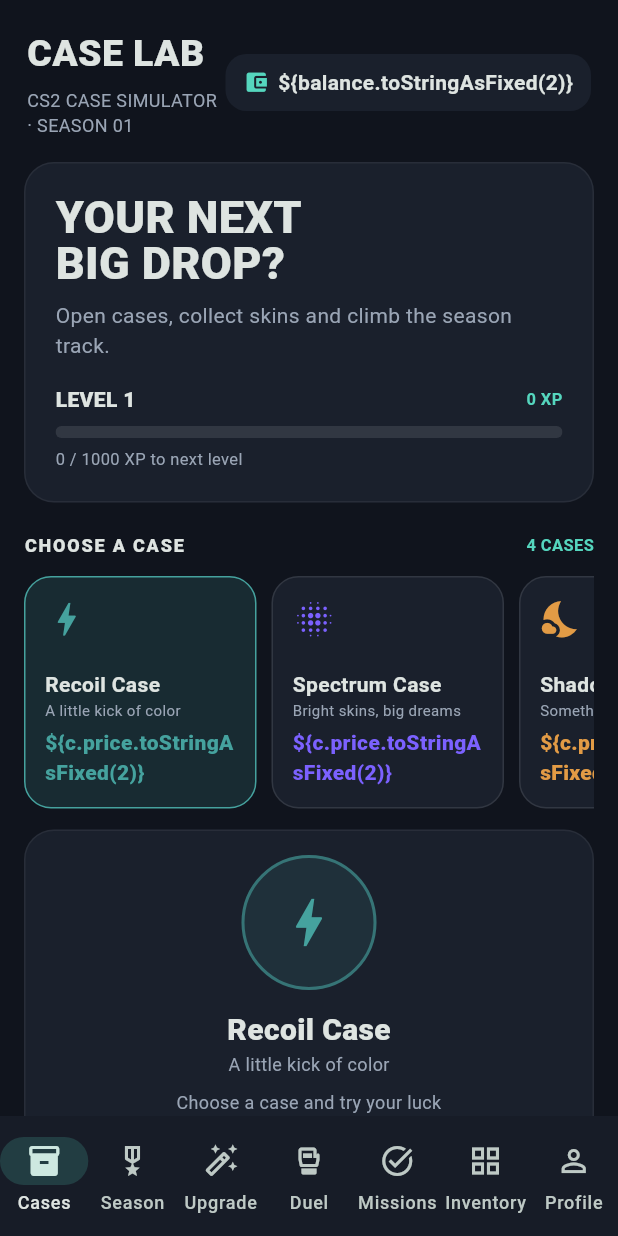
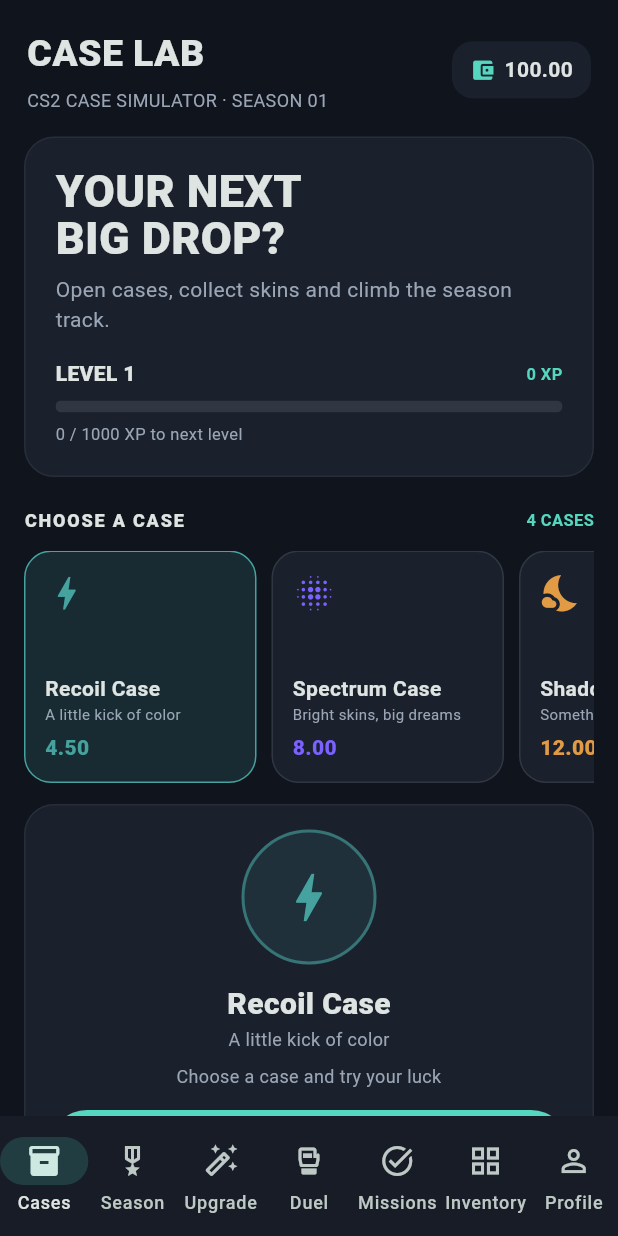
Before and after one commit to kochbratan67bratok/cases, a Flutter app: the screen it shows after launch, on a phone screen of 412 x 824 dp. Run offline on Flutter 3.47's test engine with Material 3 defaults, Android fonts, the phone set to English and light mode, and no system bars.

Commit message:
Fix escaped UI interpolations and layout overflows

```diff
--- a/lib/main.dart
+++ b/lib/main.dart
@@ -87,7 +87,7 @@ class _GameShellState extends State<GameShell> {
  void sell(OwnedSkin item){setState((){
   inventory.remove(item);balance+=item.skin.value;soldCredits+=item.skin.value.ceil();earnXp(10);
   for(final m in missions.where((m)=>m.title=='Big spender')){m.progress=soldCredits.clamp(0,m.goal);}
-  status='Sold ${item.skin.name} for \${item.skin.value.toStringAsFixed(2)}';
+  status='Sold ${item.skin.name} for ${item.skin.value.toStringAsFixed(2)}';
  });}
  void claimMission(Mission m){if(!m.complete||m.claimed)return;setState(() { m.claimed=true; balance+=m.reward; });}
  void claimLevel(int n){if(n>level||claimedLevels.contains(n))return;setState(() { claimedLevels.add(n); balance+=50+n*10; });}
@@ -106,7 +106,7 @@ class _GameShellState extends State<GameShell> {
  Widget shell(String title,String subtitle,List<Widget> children)=>CustomScrollView(slivers:[
   SliverToBoxAdapter(child:Padding(padding:const EdgeInsets.fromLTRB(18,18,18,8),child:Row(children:[
    Expanded(child:Column(crossAxisAlignment:CrossAxisAlignment.start,children:[Text(title,style:const TextStyle(fontSize:25,fontWeight:FontWeight.w900)),const SizedBox(height:4),Text(subtitle,style:const TextStyle(color:muted,fontSize:12))])),
-   Container(padding:const EdgeInsets.symmetric(horizontal:12,vertical:9),decoration:BoxDecoration(color:panel,borderRadius:BorderRadius.circular(14)),child:Row(children:[const Icon(Icons.account_balance_wallet,size:17,color:mint),const SizedBox(width:6),Text('\${balance.toStringAsFixed(2)}',style:const TextStyle(fontWeight:FontWeight.bold))])),
+   Container(padding:const EdgeInsets.symmetric(horizontal:12,vertical:9),decoration:BoxDecoration(color:panel,borderRadius:BorderRadius.circular(14)),child:Row(children:[const Icon(Icons.account_balance_wallet,size:17,color:mint),const SizedBox(width:6),Text('${balance.toStringAsFixed(2)}',style:const TextStyle(fontWeight:FontWeight.bold))])),
   ]))),
   SliverPadding(padding:const EdgeInsets.fromLTRB(16,8,16,26),sliver:SliverList(delegate:SliverChildListDelegate(children))),
  ]);
@@ -121,15 +121,15 @@ class _GameShellState extends State<GameShell> {
   box(Column(crossAxisAlignment:CrossAxisAlignment.start,children:[const Text('YOUR NEXT\nBIG DROP?',style:TextStyle(fontSize:30,height:1.04,fontWeight:FontWeight.w900)),const SizedBox(height:9),const Text('Open cases, collect skins and climb the season track.',style:TextStyle(color:muted)),const SizedBox(height:16),xpBar()] ),padding:const EdgeInsets.all(20)),
   heading('Choose a case',trailing:'${caseList.length} CASES'),
   SizedBox(height:155,child:ListView.separated(scrollDirection:Axis.horizontal,itemCount:caseList.length,separatorBuilder:(_,__)=>const SizedBox(width:10),itemBuilder:(context,i){
-   final c=caseList[i];return GestureDetector(onTap:opening?null:()=>setState(() { selected=c; lastDrop=null; status='Ready to open ${c.name}'; }),child:Container(width:155,padding:const EdgeInsets.all(13),decoration:BoxDecoration(color:selected==c?c.color.withValues(alpha:.16):panel,borderRadius:BorderRadius.circular(18),border:Border.all(color:selected==c?c.color:Colors.white10)),child:Column(crossAxisAlignment:CrossAxisAlignment.start,children:[Icon(c.icon,size:29,color:c.color),const Spacer(),Text(c.name,maxLines:1,overflow:TextOverflow.ellipsis,style:const TextStyle(fontWeight:FontWeight.bold)),Text(c.subtitle,maxLines:1,overflow:TextOverflow.ellipsis,style:const TextStyle(color:muted,fontSize:10)),const SizedBox(height:5),Text('\${c.price.toStringAsFixed(2)}',style:TextStyle(color:c.color,fontWeight:FontWeight.w900))])));
+   final c=caseList[i];return GestureDetector(onTap:opening?null:()=>setState(() { selected=c; lastDrop=null; status='Ready to open ${c.name}'; }),child:Container(width:155,padding:const EdgeInsets.all(13),decoration:BoxDecoration(color:selected==c?c.color.withValues(alpha:.16):panel,borderRadius:BorderRadius.circular(18),border:Border.all(color:selected==c?c.color:Colors.white10)),child:Column(crossAxisAlignment:CrossAxisAlignment.start,children:[Icon(c.icon,size:29,color:c.color),const Spacer(),Text(c.name,maxLines:1,overflow:TextOverflow.ellipsis,style:const TextStyle(fontWeight:FontWeight.bold)),Text(c.subtitle,maxLines:1,overflow:TextOverflow.ellipsis,style:const TextStyle(color:muted,fontSize:10)),const SizedBox(height:5),Text('${c.price.toStringAsFixed(2)}',style:TextStyle(color:c.color,fontWeight:FontWeight.w900))])));
   })),
   const SizedBox(height:14),
   box(Column(children:[
    Container(width:90,height:90,decoration:BoxDecoration(shape:BoxShape.circle,color:(lastDrop?.color??selected.color).withValues(alpha:.12),border:Border.all(color:(lastDrop?.color??selected.color).withValues(alpha:.6),width:2)),child:Icon(opening?Icons.hourglass_top:(lastDrop?.icon??selected.icon),size:42,color:lastDrop?.color??selected.color)),
    const SizedBox(height:12),Text(lastDrop?.name??selected.name,style:const TextStyle(fontWeight:FontWeight.w900,fontSize:20)),Text(lastDrop?.weapon??selected.subtitle,style:const TextStyle(color:muted,fontSize:12)),
-   if(lastDrop!=null)Padding(padding:const EdgeInsets.only(top:6),child:Text('${lastDrop!.rarity} · \${lastDrop!.value.toStringAsFixed(2)}',style:TextStyle(color:lastDrop!.color,fontWeight:FontWeight.bold))),
+   if(lastDrop!=null)Padding(padding:const EdgeInsets.only(top:6),child:Text('${lastDrop!.rarity} · ${lastDrop!.value.toStringAsFixed(2)}',style:TextStyle(color:lastDrop!.color,fontWeight:FontWeight.bold))),
    const SizedBox(height:8),Text(status,textAlign:TextAlign.center,style:const TextStyle(color:muted,fontSize:12)),const SizedBox(height:14),
-   SizedBox(width:double.infinity,height:50,child:FilledButton.icon(onPressed:opening?null:openCase,icon:Icon(opening?Icons.hourglass_empty:Icons.lock_open),label:Text(opening?'OPENING…':'OPEN CASE · \${selected.price.toStringAsFixed(2)}'),style:FilledButton.styleFrom(backgroundColor:mint,foregroundColor:bg))),
+   SizedBox(width:double.infinity,height:50,child:FilledButton.icon(onPressed:opening?null:openCase,icon:Icon(opening?Icons.hourglass_empty:Icons.lock_open),label:Text(opening?'OPENING…':'OPEN CASE · ${selected.price.toStringAsFixed(2)}'),style:FilledButton.styleFrom(backgroundColor:mint,foregroundColor:bg))),
    const SizedBox(height:7),const Text('Simulation only · virtual credits and items',style:TextStyle(color:muted,fontSize:10)),
   ])),
   heading('Season overview'),
@@ -256,9 +256,9 @@ class _GameShellState extends State<GameShell> {
  Widget inventoryPage()=>shell('INVENTORY','${inventory.length} ITEMS · SELL SKINS FOR CREDITS',[
   if(inventory.isEmpty)box(const Column(children:[Icon(Icons.inventory_2_outlined,size:45,color:muted),SizedBox(height:9),Text('Your inventory is empty',style:TextStyle(fontWeight:FontWeight.bold)),SizedBox(height:4),Text('Open a case to collect your first skin.',style:TextStyle(color:muted,fontSize:12))]))
   else ...[
-   box(Row(children:[const Expanded(child:Text('COLLECTION VALUE',style:TextStyle(color:muted,fontSize:11,fontWeight:FontWeight.bold))),Text('\${inventory.fold<double>(0,(sum,item)=>sum+item.skin.value).toStringAsFixed(2)}',style:const TextStyle(color:mint,fontWeight:FontWeight.w900,fontSize:18))])),
+   box(Row(children:[const Expanded(child:Text('COLLECTION VALUE',style:TextStyle(color:muted,fontSize:11,fontWeight:FontWeight.bold))),Text('${inventory.fold<double>(0,(sum,item)=>sum+item.skin.value).toStringAsFixed(2)}',style:const TextStyle(color:mint,fontWeight:FontWeight.w900,fontSize:18))])),
    const SizedBox(height:10),
-   ...inventory.map((item)=>Padding(padding:const EdgeInsets.only(bottom:9),child:box(Row(children:[Container(width:46,height:46,decoration:BoxDecoration(color:item.skin.color.withValues(alpha:.12),borderRadius:BorderRadius.circular(12)),child:Icon(item.skin.icon,color:item.skin.color,size:26)),const SizedBox(width:11),Expanded(child:Column(crossAxisAlignment:CrossAxisAlignment.start,children:[Text(item.skin.name,style:const TextStyle(fontWeight:FontWeight.bold)),Text('${item.skin.weapon} · ${item.skin.rarity}',style:const TextStyle(color:muted,fontSize:10)),Text('\${item.skin.value.toStringAsFixed(2)}',style:TextStyle(color:item.skin.color,fontWeight:FontWeight.bold))])),TextButton(onPressed:()=>sell(item),child:const Text('SELL'))]),padding:const EdgeInsets.all(12)))),
+   ...inventory.map((item)=>Padding(padding:const EdgeInsets.only(bottom:9),child:box(Row(children:[Container(width:46,height:46,decoration:BoxDecoration(color:item.skin.color.withValues(alpha:.12),borderRadius:BorderRadius.circular(12)),child:Icon(item.skin.icon,color:item.skin.color,size:26)),const SizedBox(width:11),Expanded(child:Column(crossAxisAlignment:CrossAxisAlignment.start,children:[Text(item.skin.name,style:const TextStyle(fontWeight:FontWeight.bold)),Text('${item.skin.weapon} · ${item.skin.rarity}',style:const TextStyle(color:muted,fontSize:10)),Text('${item.skin.value.toStringAsFixed(2)}',style:TextStyle(color:item.skin.color,fontWeight:FontWeight.bold))])),TextButton(onPressed:()=>sell(item),child:const Text('SELL'))]),padding:const EdgeInsets.all(12)))),
   ],
  ]);
  Widget stat(IconData icon,String value,String label,Color color)=>box(Row(children:[Icon(icon,color:color,size:24),const SizedBox(width:9),Expanded(child:Column(crossAxisAlignment:CrossAxisAlignment.start,children:[Text(value,style:const TextStyle(fontWeight:FontWeight.w900)),Text(label,style:const TextStyle(color:muted,fontSize:10))]))]),padding:const EdgeInsets.all(13));
```
